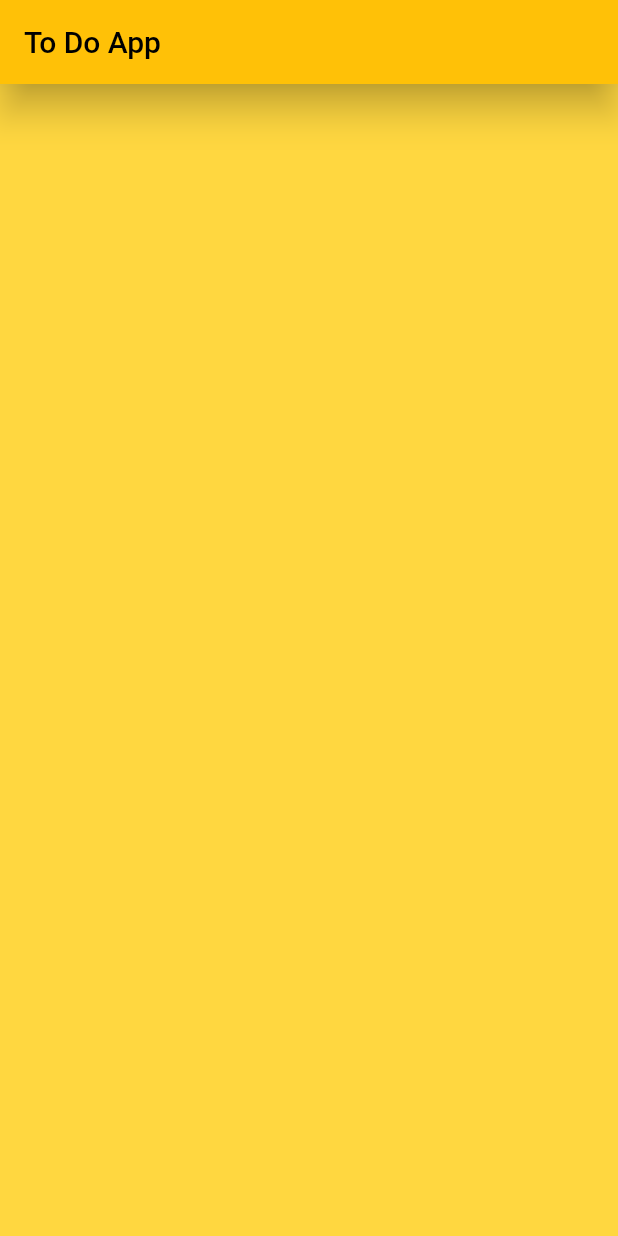
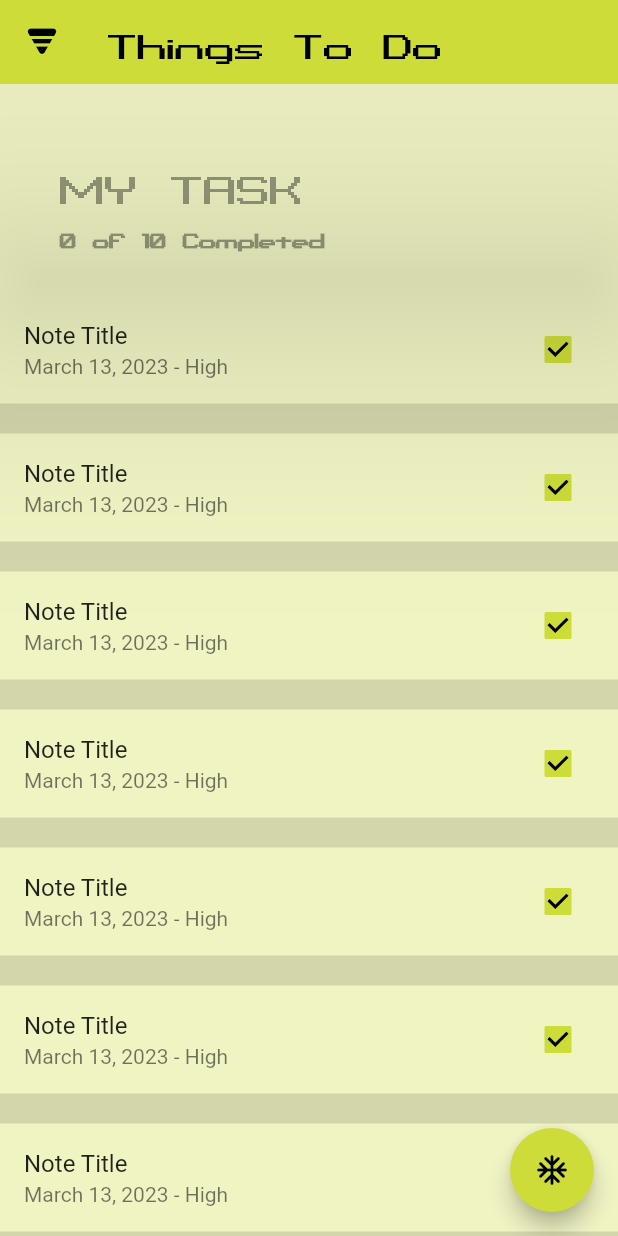
Before and after one commit to al-fahad-bd/To-Do-App, a Flutter app: the screen it shows after launch, on a phone screen of 412 x 824 dp. Run offline on Flutter 3.47's test engine with Material 2 defaults, Android fonts, the phone set to English and light mode, and no system bars.

Commit message:
Home Screen Created

```diff
--- a/lib/homeScreen.dart
+++ /dev/null
@@ -1,26 +0,0 @@
-import 'package:flutter/material.dart';
-
-class HomeScreen extends StatefulWidget {
-  const HomeScreen({super.key});
-
-  @override
-  State<HomeScreen> createState() => _HomeScreenState();
-}
-
-class _HomeScreenState extends State<HomeScreen> {
-  @override
-  Widget build(BuildContext context) {
-    return Scaffold(
-      backgroundColor: Colors.amberAccent,
-      appBar: AppBar(
-        title: const Text('To Do App'),
-        elevation: 10,
-      ),
-      body: ListView(
-        children: const [
-          // ToDoList();
-        ],
-      ),
-    );
-  }
-}
--- /dev/null
+++ b/lib/home_screen.dart
@@ -0,0 +1,95 @@
+import 'package:flutter/material.dart';
+
+class HomeScreen extends StatefulWidget {
+  const HomeScreen({super.key});
+
+  @override
+  State<HomeScreen> createState() => _HomeScreenState();
+}
+
+class _HomeScreenState extends State<HomeScreen> {
+  dynamic _buildNote(int index) {
+    return Column(
+      children: <Widget>[
+        ListTile(
+          title: Text("Note Title"),
+          subtitle: Text('March 13, 2023 - High'),
+          trailing: Checkbox(
+            checkColor: Colors.black,
+            tristate: true,
+            onChanged: (value) {
+              // print(value);
+            },
+            activeColor: Theme.of(context).primaryColor,
+            value: true,
+          ),
+        ),
+        const Divider(
+          height: 20,
+          thickness: 20,
+        )
+      ],
+    );
+  }
+
+  @override
+  Widget build(BuildContext context) {
+    return Scaffold(
+      backgroundColor: Colors.lime[100],
+      appBar: AppBar(
+        leading: Icon(Icons.tornado_rounded),
+        title: const Text(
+          'Things To Do',
+          style: TextStyle(fontFamily: 'Binary', fontSize: 36),
+        ),
+        elevation: 80,
+      ),
+      floatingActionButton: FloatingActionButton(
+        backgroundColor: Theme.of(context).primaryColor,
+        onPressed: () {},
+        child: const Icon(Icons.ac_unit_rounded),
+      ),
+      body: ListView.builder(
+        padding: const EdgeInsets.symmetric(vertical: 20.0),
+        itemCount: 10,
+        itemBuilder: (BuildContext conntext, int index) {
+          if (index == 0) {
+            return Padding(
+              padding: const EdgeInsets.symmetric(
+                horizontal: 40,
+                vertical: 30,
+              ),
+              child: Column(
+                crossAxisAlignment: CrossAxisAlignment.start,
+                children: const <Widget>[
+                  Text(
+                    'MY TASK',
+                    style: TextStyle(
+                      color: Colors.black38,
+                      fontFamily: 'Binary',
+                      fontSize: 40,
+                      // fontWeight: FontWeight.bold,
+                    ),
+                  ),
+                  SizedBox(
+                    height: 10,
+                  ),
+                  Text(
+                    '0 of 10 Completed',
+                    style: TextStyle(
+                      color: Colors.black38,
+                      fontFamily: 'Binary',
+                      fontSize: 20,
+                      fontWeight: FontWeight.w600,
+                    ),
+                  ),
+                ],
+              ),
+            );
+          }
+          return _buildNote(index);
+        },
+      ),
+    );
+  }
+}
--- a/lib/main.dart
+++ b/lib/main.dart
@@ -1,6 +1,6 @@
 import 'package:flutter/material.dart';
 
-import 'homeScreen.dart';
+import 'home_screen.dart';
 
 void main() {
   runApp(const MyApp());
@@ -14,8 +14,8 @@ class MyApp extends StatelessWidget {
   Widget build(BuildContext context) {
     return MaterialApp(
       debugShowCheckedModeBanner: false,
-      home: HomeScreen(),
-      theme: ThemeData(primarySwatch: Colors.amber),
+      home: const HomeScreen(),
+      theme: ThemeData(primarySwatch: Colors.lime),
     );
   }
 }
```
Also changed, not shown: pubspec.yaml (+8 -12 lines), lib/fonts/BLKCHCRY.TTF (added), lib/fonts/KingsCross.ttf (added), lib/fonts/binxchr.ttf (added), pubspec.lock, 1 other file.
